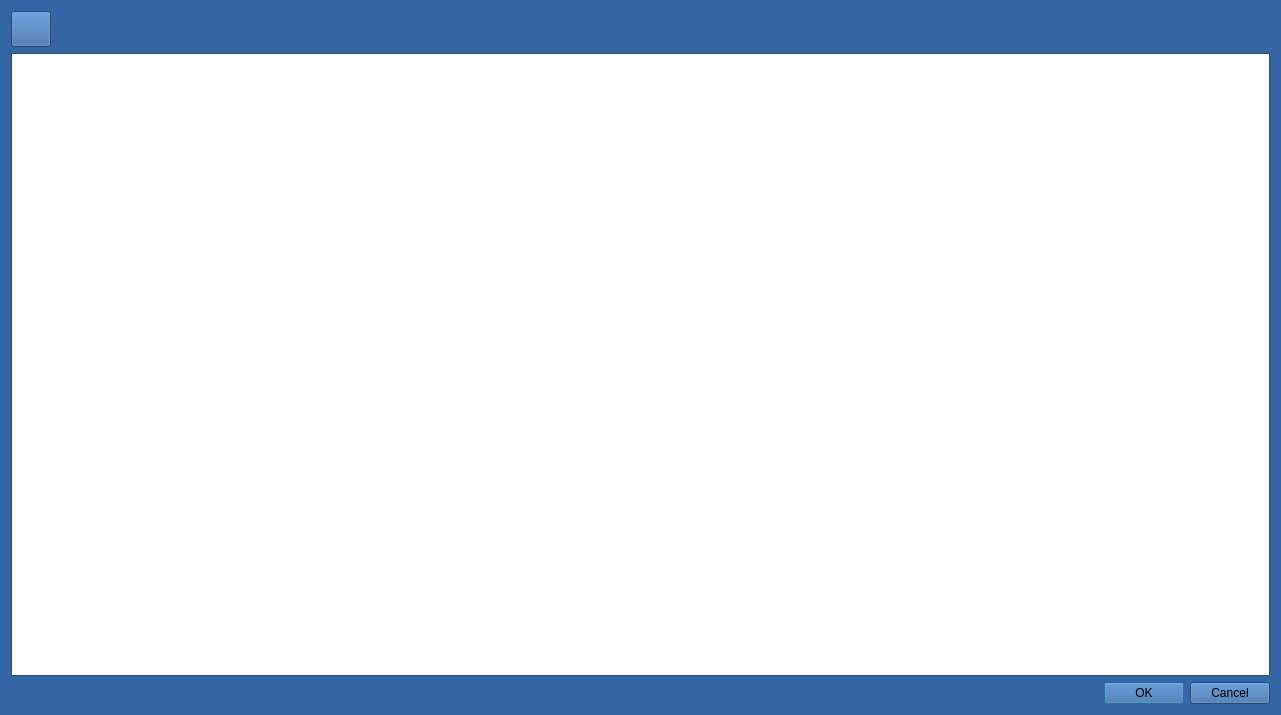
Qt form koloryDialog.ui (militia11/shoes) before a commit.
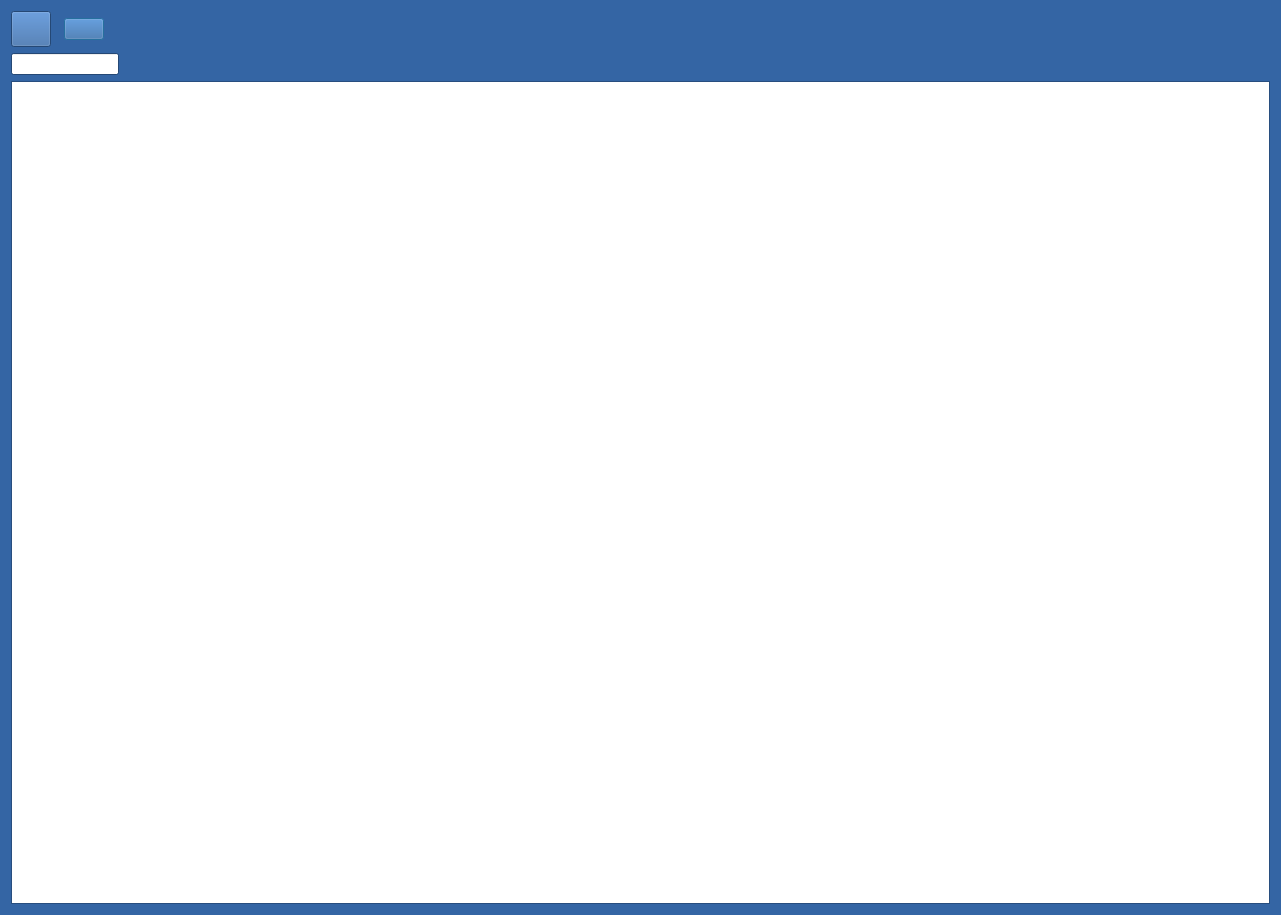
The same form after that commit. Icons and pictures are not drawn.

Patch:
```diff
--- a/koloryDialog.ui
+++ b/koloryDialog.ui
@@ -7,7 +7,7 @@
     <x>0</x>
     <y>0</y>
     <width>1281</width>
-    <height>715</height>
+    <height>915</height>
    </rect>
   </property>
   <property name="palette">
@@ -463,6 +463,42 @@
        </property>
       </widget>
      </item>
+     <item>
+      <spacer name="horizontalSpacer_3">
+       <property name="orientation">
+        <enum>Qt::Horizontal</enum>
+       </property>
+       <property name="sizeType">
+        <enum>QSizePolicy::Minimum</enum>
+       </property>
+       <property name="sizeHint" stdset="0">
+        <size>
+         <width>7</width>
+         <height>20</height>
+        </size>
+       </property>
+      </spacer>
+     </item>
+     <item>
+      <widget class="QPushButton" name="pushSzukaj">
+       <property name="text">
+        <string/>
+       </property>
+       <property name="icon">
+        <iconset resource="zasoby.qrc">
+         <normaloff>:/zasoby/find.png</normaloff>:/zasoby/find.png</iconset>
+       </property>
+       <property name="iconSize">
+        <size>
+         <width>28</width>
+         <height>28</height>
+        </size>
+       </property>
+       <property name="default">
+        <bool>true</bool>
+       </property>
+      </widget>
+     </item>
      <item>
       <spacer name="horizontalSpacer">
        <property name="orientation">
@@ -478,6 +514,39 @@
      </item>
     </layout>
    </item>
+   <item>
+    <layout class="QHBoxLayout" name="horizontalLayout_2">
+     <item>
+      <widget class="QLineEdit" name="lineEdit">
+       <property name="sizePolicy">
+        <sizepolicy hsizetype="Fixed" vsizetype="Fixed">
+         <horstretch>0</horstretch>
+         <verstretch>0</verstretch>
+        </sizepolicy>
+       </property>
+       <property name="minimumSize">
+        <size>
+         <width>84</width>
+         <height>0</height>
+        </size>
+       </property>
+      </widget>
+     </item>
+     <item>
+      <spacer name="horizontalSpacer_2">
+       <property name="orientation">
+        <enum>Qt::Horizontal</enum>
+       </property>
+       <property name="sizeHint" stdset="0">
+        <size>
+         <width>40</width>
+         <height>20</height>
+        </size>
+       </property>
+      </spacer>
+     </item>
+    </layout>
+   </item>
    <item>
     <widget class="QTableView" name="tableView">
      <property name="alternatingRowColors">
@@ -489,15 +558,8 @@
      <property name="selectionBehavior">
       <enum>QAbstractItemView::SelectRows</enum>
      </property>
-    </widget>
-   </item>
-   <item>
-    <widget class="QDialogButtonBox" name="buttonBox">
-     <property name="orientation">
-      <enum>Qt::Horizontal</enum>
-     </property>
-     <property name="standardButtons">
-      <set>QDialogButtonBox::Cancel|QDialogButtonBox::Ok</set>
+     <property name="sortingEnabled">
+      <bool>true</bool>
      </property>
     </widget>
    </item>
```
Left out of the diff: 2 changed lines with no effect on the pictures.
